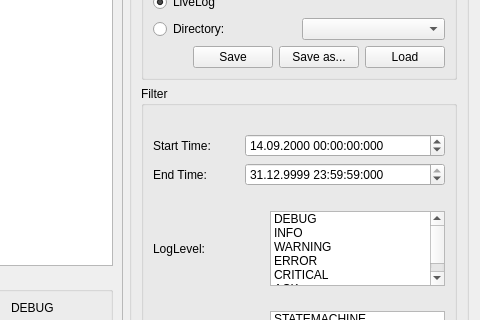
This is src/dialog_log_analyzer.ui in melegiul/adtf-remote as Qt 5 draws it before an edit; both pictures show x 599 to 1079 and y 91 to 411 of the 1079 by 801 pixel window. The edited form follows.
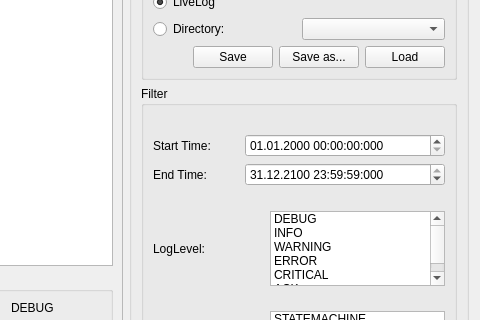
This is the edited form. Custom widgets are drawn as their Qt base class.

Commit message: [F-04][In-Progress] add that minDate shown will be updated to minDate from data

What changed in the file:
```diff
--- a/src/dialog_log_analyzer.ui
+++ b/src/dialog_log_analyzer.ui
@@ -339,11 +339,21 @@
                <property name="keyboardTracking">
                 <bool>false</bool>
                </property>
+               <property name="dateTime">
+                <datetime>
+                 <hour>0</hour>
+                 <minute>0</minute>
+                 <second>0</second>
+                 <year>2000</year>
+                 <month>1</month>
+                 <day>1</day>
+                </datetime>
+               </property>
                <property name="date">
                 <date>
                  <year>2000</year>
-                 <month>9</month>
-                 <day>14</day>
+                 <month>1</month>
+                 <day>1</day>
                 </date>
                </property>
                <property name="maximumDateTime">
@@ -351,7 +361,7 @@
                  <hour>23</hour>
                  <minute>59</minute>
                  <second>59</second>
-                 <year>9999</year>
+                 <year>2100</year>
                  <month>12</month>
                  <day>31</day>
                 </datetime>
@@ -390,7 +400,7 @@
                  <hour>23</hour>
                  <minute>59</minute>
                  <second>59</second>
-                 <year>9999</year>
+                 <year>2100</year>
                  <month>12</month>
                  <day>31</day>
                 </datetime>
@@ -402,6 +412,40 @@
                  <second>59</second>
                 </time>
                </property>
+               <property name="maximumDateTime">
+                <datetime>
+                 <hour>23</hour>
+                 <minute>59</minute>
+                 <second>59</second>
+                 <year>2100</year>
+                 <month>12</month>
+                 <day>31</day>
+                </datetime>
+               </property>
+               <property name="minimumDateTime">
+                <datetime>
+                 <hour>0</hour>
+                 <minute>0</minute>
+                 <second>0</second>
+                 <year>2000</year>
+                 <month>1</month>
+                 <day>1</day>
+                </datetime>
+               </property>
+               <property name="maximumDate">
+                <date>
+                 <year>2100</year>
+                 <month>12</month>
+                 <day>31</day>
+                </date>
+               </property>
+               <property name="minimumDate">
+                <date>
+                 <year>2000</year>
+                 <month>1</month>
+                 <day>1</day>
+                </date>
+               </property>
                <property name="currentSection">
                 <enum>QDateTimeEdit::DaySection</enum>
                </property>
```
The commit also changes 3 other files.
